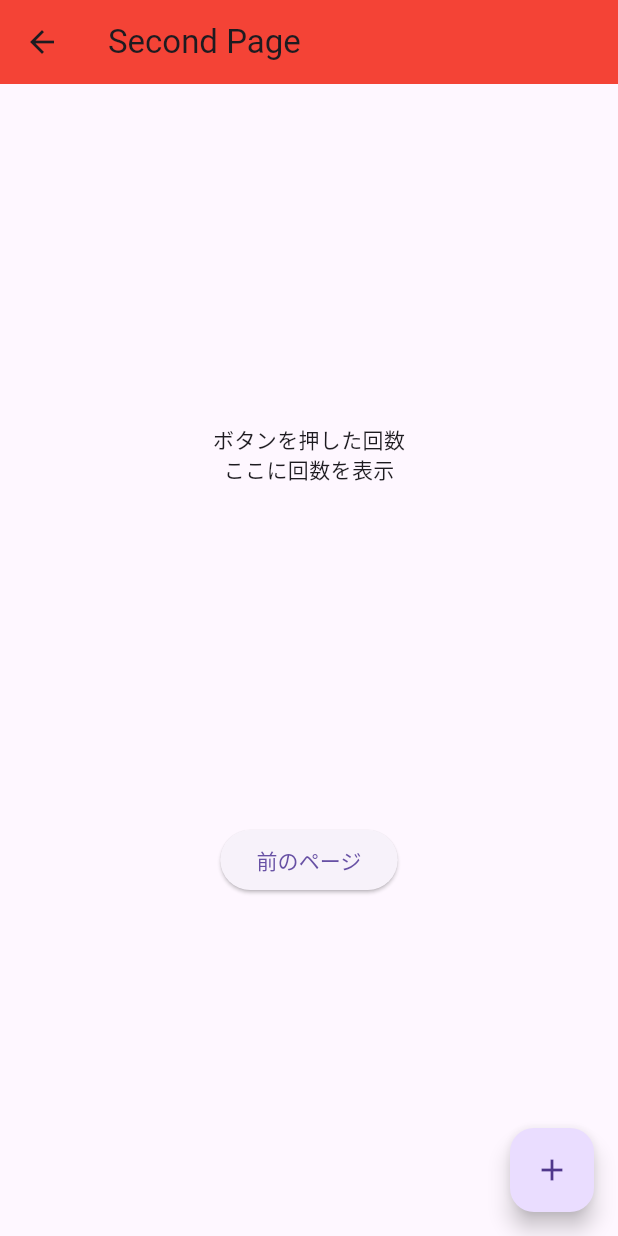
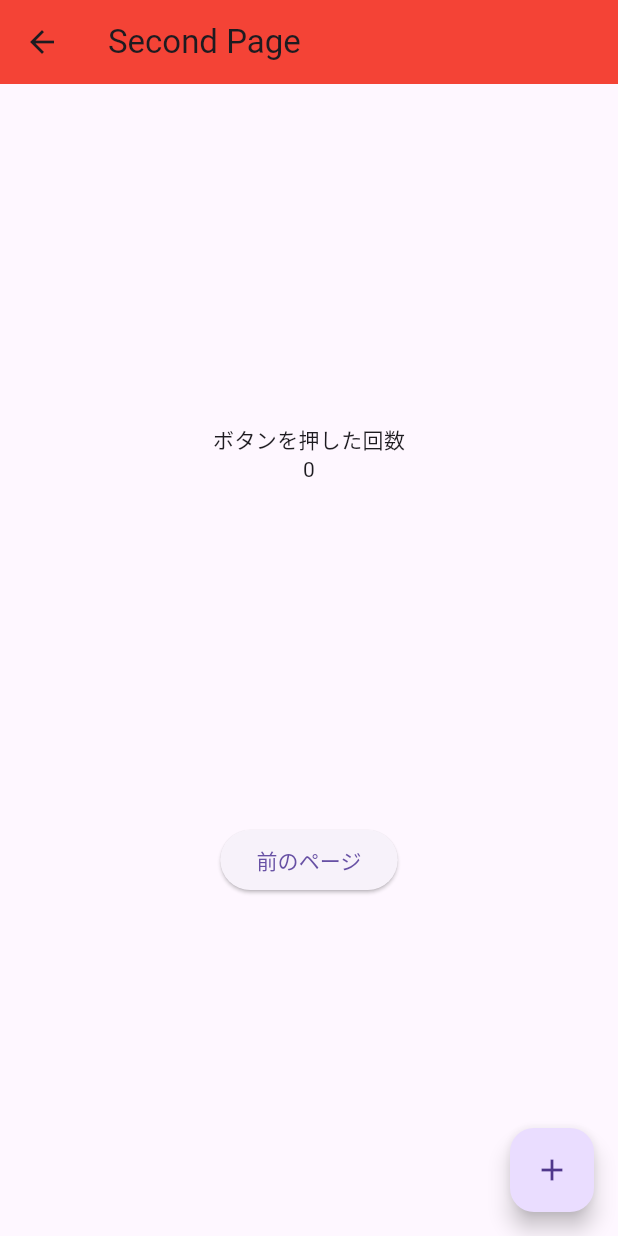
Before and after one commit to Naisinn/riverpod_practice, a Flutter app: the screen it shows after launch, after a tap on "次のページ", on a phone screen of 412 x 824 dp. Run offline on Flutter 3.47's test engine with Material 3 defaults, Android fonts, the phone set to English and light mode, and no system bars; our stand-ins replace flutter_riverpod.

Commit message:
riverpod実装

```diff
--- a/lib/main.dart
+++ b/lib/main.dart
@@ -1,7 +1,10 @@
 import 'package:flutter/material.dart';
+import 'package:flutter_riverpod/flutter_riverpod.dart';
+
+final countProvider = StateProvider((ref) => 0);
 
 void main() {
-  runApp(const MyApp());
+  runApp(const ProviderScope(child: MyApp()));
 }
 
 class MyApp extends StatelessWidget {
@@ -15,18 +18,11 @@ class MyApp extends StatelessWidget {
   }
 }
 
-class MyHomePage extends StatefulWidget {
+class MyHomePage extends ConsumerWidget {
   const MyHomePage({super.key});
 
   @override
-  State<MyHomePage> createState() => _MyHomePageState();
-}
-
-class _MyHomePageState extends State<MyHomePage> {
-  int _counter = 0;
-
-  @override
-  Widget build(BuildContext context) {
+  Widget build(BuildContext context, WidgetRef ref) {
     return Scaffold(
       appBar: AppBar(
         backgroundColor: Colors.blue,
@@ -43,7 +39,7 @@ class _MyHomePageState extends State<MyHomePage> {
                   'ボタンを押した回数',
                 ),
                 Text(
-                  '$_counter',
+                  '${ref.watch(countProvider)}',
                 ),
               ],
             ),
@@ -62,9 +58,7 @@ class _MyHomePageState extends State<MyHomePage> {
       ),
       floatingActionButton: FloatingActionButton(
         onPressed: () {
-          setState(() {
-            _counter++;
-          });
+          ref.read(countProvider.notifier).state ++;
         },
         child: const Icon(Icons.add),
       ),
@@ -72,11 +66,11 @@ class _MyHomePageState extends State<MyHomePage> {
   }
 }
 
-class MySecondPage extends StatelessWidget {
+class MySecondPage extends ConsumerWidget {
   const MySecondPage({super.key});
 
   @override
-  Widget build(BuildContext context) {
+  Widget build(BuildContext context, WidgetRef ref) {
     return Scaffold(
       appBar: AppBar(
         backgroundColor: Colors.red,
@@ -86,14 +80,14 @@ class MySecondPage extends StatelessWidget {
         child: Column(
           mainAxisAlignment: MainAxisAlignment.spaceEvenly,
           children: [
-            const Column(
+            Column(
               mainAxisAlignment: MainAxisAlignment.center,
               children: <Widget>[
                 Text(
                   'ボタンを押した回数',
                 ),
                 Text(
-                  'ここに回数を表示',
+                  '${ref.watch(countProvider)}',
                 ),
               ],
             ),
@@ -107,7 +101,9 @@ class MySecondPage extends StatelessWidget {
         ),
       ),
       floatingActionButton: FloatingActionButton(
-        onPressed: () {},
+        onPressed: () {
+          ref.read(countProvider.notifier).state ++;
+        },
         child: const Icon(Icons.add),
       ),
     );
--- a/pubspec.yaml
+++ b/pubspec.yaml
@@ -35,6 +35,7 @@ dependencies:
   # The following adds the Cupertino Icons font to your application.
   # Use with the CupertinoIcons class for iOS style icons.
   cupertino_icons: ^1.0.8
+  flutter_riverpod: ^2.5.1
 
 dev_dependencies:
   flutter_test:
```
Also changed, not shown: pubspec.lock.
